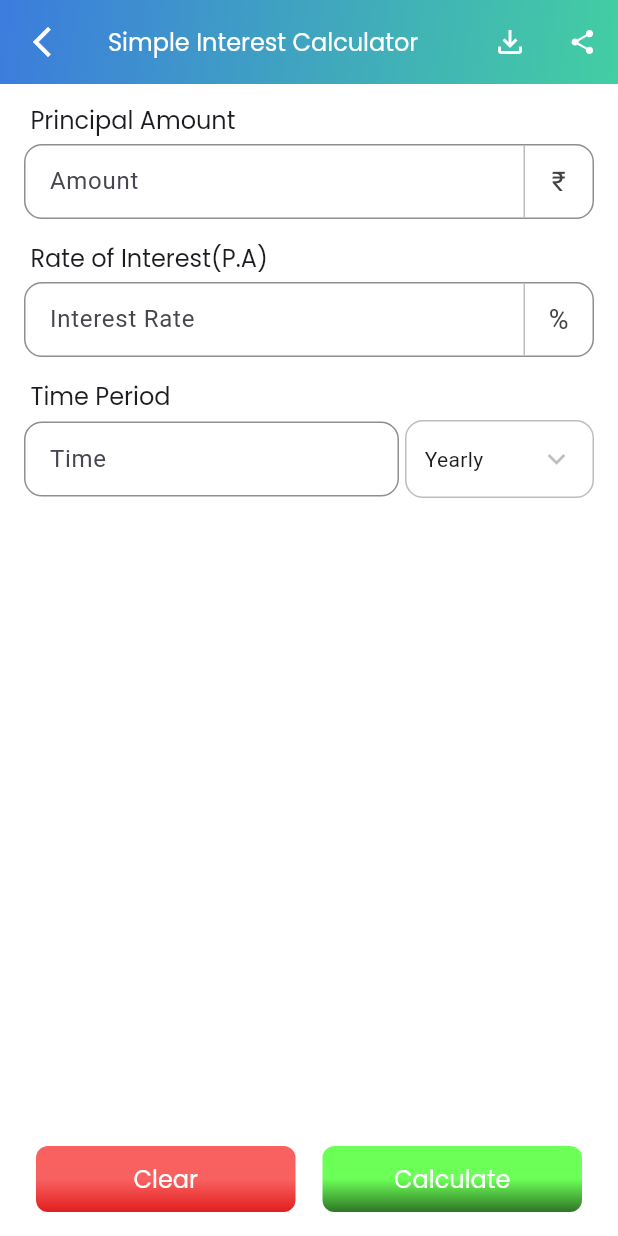
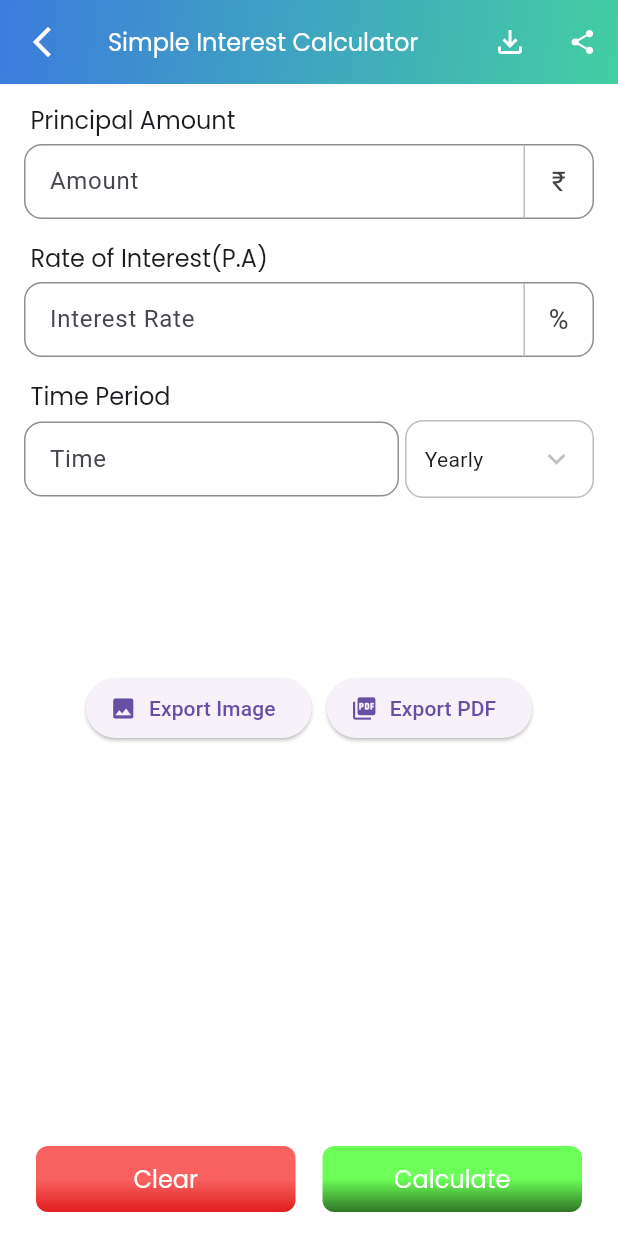
Before and after one commit to shoaib3474/demo_project, a Flutter app: the SimpleInterestView screen opened directly, on a phone screen of 412 x 824 dp. Run offline on Flutter 3.47's test engine with Material 3 defaults, Android fonts, the phone set to English and light mode, and no system bars; our stand-ins replace fl_chart, flutter_svg, get, share_plus, shared_preferences; accounts and stored records are empty.

Commit message:
create export helper method

```diff
--- /dev/null
+++ b/lib/utils/services/export_helper.dart
@@ -0,0 +1,93 @@
+import 'dart:typed_data';
+import 'dart:ui' as ui;
+import 'package:flutter/material.dart';
+import 'package:flutter/rendering.dart';
+import 'package:pdf/widgets.dart' as pw;
+import 'package:path_provider/path_provider.dart';
+import 'package:share_plus/share_plus.dart';
+import 'dart:io';
+
+class ExportHelper {
+  static Future<void> exportAsImage(GlobalKey key, String fileName) async {
+    try {
+      RenderRepaintBoundary boundary =
+          key.currentContext?.findRenderObject() as RenderRepaintBoundary;
+      ui.Image image = await boundary.toImage(pixelRatio: 3.0);
+      ByteData? byteData = await image.toByteData(
+        format: ui.ImageByteFormat.png,
+      );
+      Uint8List pngBytes = byteData!.buffer.asUint8List();
+
+      final directory = await getApplicationDocumentsDirectory();
+      final imagePath = '${directory.path}/$fileName.png';
+      final imageFile = File(imagePath)..writeAsBytesSync(pngBytes);
+
+      Share.shareXFiles([XFile(imagePath)], text: 'Shared from my app');
+    } catch (e) {
+      print("Error exporting image: $e");
+    }
+  }
+
+  static Future<void> exportAsPdf(GlobalKey key, String fileName) async {
+    try {
+      RenderRepaintBoundary boundary =
+          key.currentContext?.findRenderObject() as RenderRepaintBoundary;
+      ui.Image image = await boundary.toImage(pixelRatio: 3.0);
+      ByteData? byteData = await image.toByteData(
+        format: ui.ImageByteFormat.png,
+      );
+      Uint8List pngBytes = byteData!.buffer.asUint8List();
+
+      final pdf = pw.Document();
+      final imageWidget = pw.MemoryImage(pngBytes);
+
+      pdf.addPage(
+        pw.Page(
+          build: (pw.Context context) {
+            return pw.Center(child: pw.Image(imageWidget));
+          },
+        ),
+      );
+
+      final output = await getApplicationDocumentsDirectory();
+      final file = File('${output.path}/$fileName.pdf');
+      await file.writeAsBytes(await pdf.save());
+
+      Share.shareXFiles([XFile(file.path)], text: 'Here is your report PDF!');
+    } catch (e) {
+      print("Error exporting PDF: $e");
+    }
+  }
+}
+
+// buttons
+class ExportButtons extends StatelessWidget {
+  final GlobalKey exportKey;
+  final String fileName;
+
+  const ExportButtons({
+    super.key,
+    required this.exportKey,
+    required this.fileName,
+  });
+
+  @override
+  Widget build(BuildContext context) {
+    return Row(
+      mainAxisAlignment: MainAxisAlignment.center,
+      children: [
+        ElevatedButton.icon(
+          icon: const Icon(Icons.image),
+          label: const Text("Export Image"),
+          onPressed: () => ExportHelper.exportAsImage(exportKey, fileName),
+        ),
+        const SizedBox(width: 10),
+        ElevatedButton.icon(
+          icon: const Icon(Icons.picture_as_pdf),
+          label: const Text("Export PDF"),
+          onPressed: () => ExportHelper.exportAsPdf(exportKey, fileName),
+        ),
+      ],
+    );
+  }
+}
--- a/lib/view/screens/calculators/bank/simple_interest_view.dart
+++ b/lib/view/screens/calculators/bank/simple_interest_view.dart
@@ -2,6 +2,7 @@
 
 import 'package:demo_project/controller/bank_ctrls/simple_interest_controller.dart';
 import 'package:demo_project/providers/base_calculator_provider.dart';
+import 'package:demo_project/utils/services/export_helper.dart';
 import 'package:demo_project/utils/utils.dart';
 
 import 'package:demo_project/view/screens/textfield.dart';
@@ -22,6 +23,7 @@ class _SimpleInterestViewState extends State<SimpleInterestView> {
   final rateCtrl = TextEditingController();
   final timeCtrl = TextEditingController();
   String timeType = 'Yearly';
+  final GlobalKey exportKey = GlobalKey();
 
   @override
   void initState() {
@@ -139,7 +141,11 @@ class _SimpleInterestViewState extends State<SimpleInterestView> {
             ),
             SizedBox(height: 20),
             if (model != null)
-              ResultChart(
+              Column(
+                children: [
+                  RepaintBoundary(
+                    key: exportKey,
+                    child: ResultChart(
                       dataEntries: [
                         ChartData(
                           value: model.amount,
@@ -166,9 +172,16 @@ class _SimpleInterestViewState extends State<SimpleInterestView> {
                           value: (model.amount + (model.result1 ?? 0.0)),
                         ),
                       ],
+                    ),
+                  ),
+                ],
               )
             else
               SizedBox(height: 80 + MediaQuery.of(context).padding.bottom),
+            ExportButtons(
+              exportKey: exportKey,
+              fileName: "simple_interest_calculator",
+            ),
           ],
         ),
       ),
--- a/lib/view/screens/landing_screen.dart
+++ b/lib/view/screens/landing_screen.dart
@@ -1,4 +1,4 @@
-import 'package:demo_project/view/screens/tools_screen.dart';
+import 'package:demo_project/view/screens/home_screen.dart';
 import 'package:flutter/material.dart';
 import 'package:demo_project/utils/custom/custom_appbar.dart';
 import 'package:demo_project/utils/custom/custom_nav.dart';
@@ -20,8 +20,9 @@ class _LandingScreenState extends State<LandingScreen> {
     'More',
   ]; // Adjust based on your tabs
   final List<Widget> _pages = [
+    HomeScreen(),
     Center(child: Text('Home Page')),
-    ToolsScreen(),
+
     Center(child: Text('Blogs')),
     Center(child: Text('More')),
   ];
```
Also changed, not shown: lib/utils/custom/calculator_card.dart (+16 -14 lines), lib/view/screens/home_screen.dart (renamed from lib/view/screens/tools_screen.dart, +27 -8 lines). Lines whose indentation alone changed are shown as unchanged.
